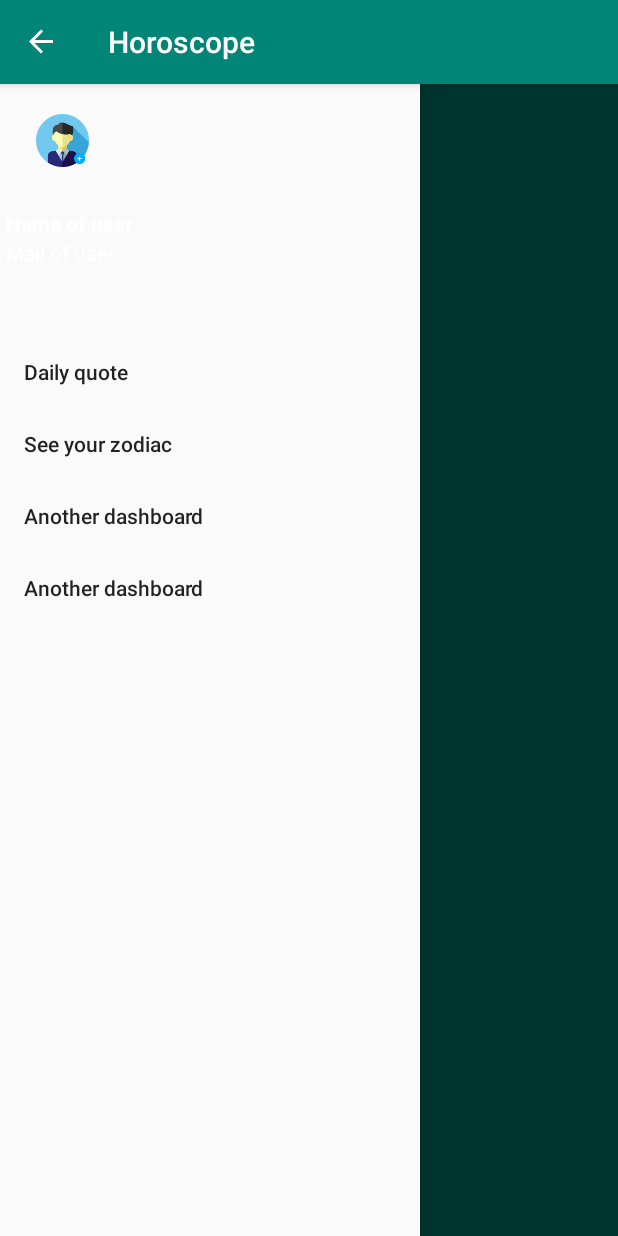
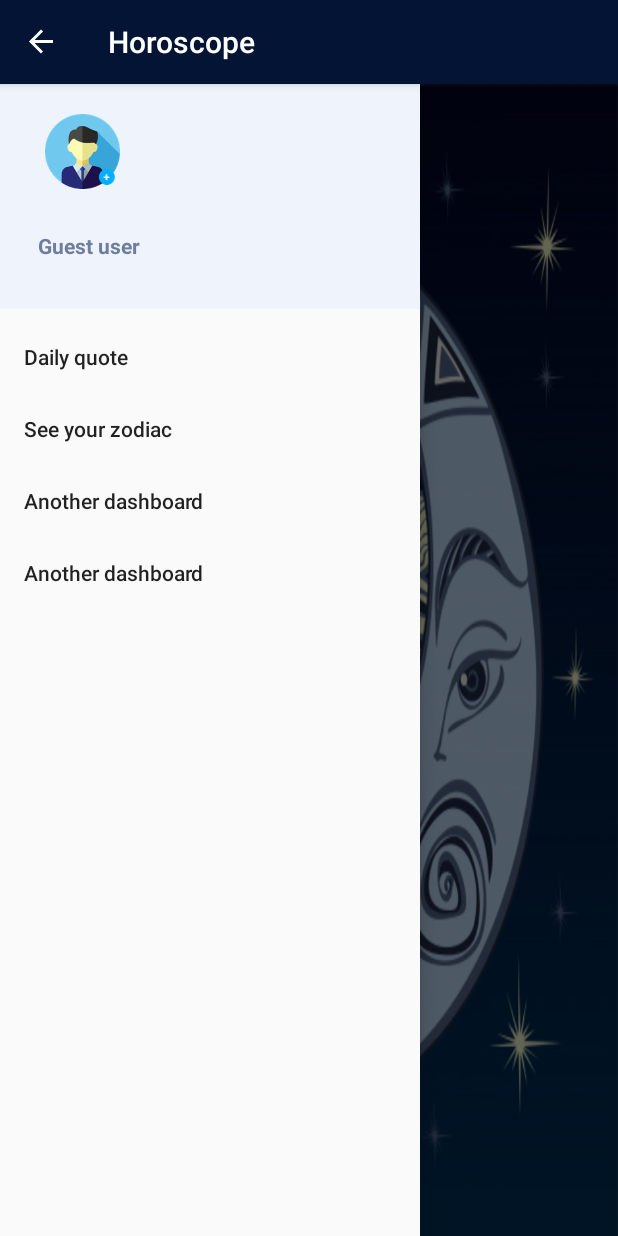
Before and after one commit to ailoaeicristina/HoroscopeApp, an Android app: the HomeActivity screen opened directly, with no data from a screen before it, with the side drawer open, on a phone screen of 412 x 824 dp. Run offline under Robolectric (Android 15) with nearby library versions, the phone set to English and light mode, and no system bars; our stand-ins replace Firebase (no records; nobody signed in at launch, a user with empty details on screens opened directly); pictures from the network do not load.

Commit message:
Make some design changes

```diff
--- a/app/build.gradle
+++ b/app/build.gradle
@@ -25,6 +25,9 @@ dependencies {
     implementation 'com.google.firebase:firebase-auth:16.0.1'
     //firebase storage
     implementation 'com.google.firebase:firebase-storage:16.0.1'
+    // glide library
+    implementation 'com.github.bumptech.glide:glide:4.8.0'
+    annotationProcessor 'com.github.bumptech.glide:compiler:4.8.0'
 
     //retrofit
     implementation 'com.squareup.retrofit2:retrofit:2.5.0'
--- a/app/src/main/java/com/example/myhoroscope/Activities/HomeActivity.java
+++ b/app/src/main/java/com/example/myhoroscope/Activities/HomeActivity.java
@@ -8,10 +8,19 @@ import android.support.v7.app.ActionBarDrawerToggle;
 import android.support.v7.app.AppCompatActivity;
 import android.os.Bundle;
 import android.view.MenuItem;
+import android.view.View;
+import android.widget.ImageView;
+import android.widget.TextView;
 
+import com.bumptech.glide.Glide;
 import com.example.myhoroscope.R;
+import com.google.firebase.auth.FirebaseAuth;
+import com.google.firebase.auth.FirebaseUser;
 
 public class HomeActivity extends AppCompatActivity implements NavigationView.OnNavigationItemSelectedListener{
+
+    FirebaseAuth auth;
+    FirebaseUser currentUser;
 
     private DrawerLayout myDrawerLayout;
     private ActionBarDrawerToggle myToggle;
@@ -27,6 +36,10 @@ public class HomeActivity extends AppCompatActivity implements NavigationView.On
         myToggle.syncState();
         getSupportActionBar().setDisplayHomeAsUpEnabled(true);
 
+        auth = FirebaseAuth.getInstance();
+        currentUser = auth.getCurrentUser();
+
+      //  updateHeader();
         setNavigationViewListener();
     }
 
@@ -65,5 +78,19 @@ public class HomeActivity extends AppCompatActivity implements NavigationView.On
         startActivity(intent);
     }
 
+   /* public void updateHeader() {
 
+        NavigationView navigationView = findViewById(R.id.navigation);
+        View headerView  = navigationView.getHeaderView(0);
+
+        TextView navName = headerView.findViewById(R.id.header_name);
+        TextView navMail = headerView.findViewById(R.id.header_mail);
+        ImageView navImg = headerView.findViewById(R.id.header_picture);
+
+        navName.setText(currentUser.getDisplayName());
+        navMail.setText(currentUser.getEmail());
+
+        Glide.with(this).load(currentUser.getPhotoUrl()).into(navImg);
+
+    }*/
 }
--- a/app/src/main/java/com/example/myhoroscope/Activities/MainActivity.java
+++ b/app/src/main/java/com/example/myhoroscope/Activities/MainActivity.java
@@ -51,7 +51,6 @@ public class MainActivity extends AppCompatActivity implements NavigationView.On
         int id = item.getItemId();
 
         if(id == R.id.logindb) openLoginActivity();
-        if(id == R.id.dailyquoutedb) openQuoteActivity();
         if(id == R.id.zodiacdb) openZodiacActivity();
 
         return true;
@@ -62,11 +61,6 @@ public class MainActivity extends AppCompatActivity implements NavigationView.On
         startActivity(intent);
     }
 
-    public void openQuoteActivity() {
-        Intent intent = new Intent(this, QuoteActivity.class);
-        startActivity(intent);
-    }
-
     public void openZodiacActivity() {
         Intent intent = new Intent(this, ZodiacActivity.class);
         startActivity(intent);
--- a/app/src/main/res/layout/activity_home.xml
+++ b/app/src/main/res/layout/activity_home.xml
@@ -9,7 +9,7 @@
     tools:context=".Activities.HomeActivity">
 
     <LinearLayout
-        android:background="@color/colorPrimary"
+        android:background="@drawable/horo5"
         android:layout_width="match_parent"
         android:layout_height="match_parent">
 
@@ -17,7 +17,7 @@
 
     <android.support.design.widget.NavigationView
         android:id="@+id/navigation2"
-        app:headerLayout="@layout/header"
+        app:headerLayout="@layout/header_guest"
         android:layout_width="wrap_content"
         android:layout_height="match_parent"
         app:menu="@menu/drawermenu"
--- a/app/src/main/res/layout/activity_main.xml
+++ b/app/src/main/res/layout/activity_main.xml
@@ -9,7 +9,7 @@
     tools:context=".Activities.MainActivity">
 
     <LinearLayout
-        android:background="@color/colorPrimary"
+        android:background="@drawable/horo5"
         android:layout_width="match_parent"
         android:layout_height="match_parent">
 
@@ -17,7 +17,7 @@
 
     <android.support.design.widget.NavigationView
         android:id="@+id/navigation"
-        app:headerLayout="@layout/header"
+        app:headerLayout="@layout/header_guest"
         android:layout_width="wrap_content"
         android:layout_height="match_parent"
         app:menu="@menu/drawermenunologin"
--- a/app/src/main/res/layout/activity_register.xml
+++ b/app/src/main/res/layout/activity_register.xml
@@ -91,7 +91,7 @@
 
     <Button
         android:id="@+id/registerBtn"
-        android:layout_width="wrap_content"
+        android:layout_width="150dp"
         android:layout_height="wrap_content"
         android:layout_marginStart="8dp"
         android:layout_marginTop="8dp"
--- a/app/src/main/res/layout/activity_zodiac.xml
+++ b/app/src/main/res/layout/activity_zodiac.xml
@@ -11,6 +11,8 @@
         android:id="@+id/zodiacRecyclerView"
         android:layout_width="match_parent"
         android:layout_height="match_parent"
+        android:layout_margin="10dp"
+        android:padding="5dp"
         android:layout_centerHorizontal="true"
         android:layout_centerVertical="true">
     </android.support.v7.widget.RecyclerView>
--- a/app/src/main/res/layout/header.xml
+++ /dev/null
@@ -1,32 +0,0 @@
-<?xml version="1.0" encoding="utf-8"?>
-<LinearLayout xmlns:android="http://schemas.android.com/apk/res/android"
-    android:orientation="vertical"
-    android:layout_width="match_parent"
-    android:layout_height="160dp">
-  <!--  android:background="@drawable/headerbg">-->
-
-    <ImageView
-        android:src="@drawable/userphoto"
-        android:layout_width="75dp"
-        android:layout_height="75dp"
-        android:padding="20dp"
-        android:layout_marginLeft="4dp"/>
-
-    <TextView
-        android:layout_width="wrap_content"
-        android:layout_height="wrap_content"
-        android:text="Name of user"
-        android:textColor="#fff"
-        android:textStyle="bold"
-        android:layout_marginTop="8dp"
-        android:layout_marginLeft="4dp"/>
-
-    <TextView
-        android:layout_width="wrap_content"
-        android:layout_height="wrap_content"
-        android:text="Mail of user"
-        android:textColor="#fff"
-        android:layout_marginLeft="4dp"/>
-
-
-</LinearLayout>
--- /dev/null
+++ b/app/src/main/res/layout/header_guest.xml
@@ -0,0 +1,25 @@
+<?xml version="1.0" encoding="utf-8"?>
+<LinearLayout xmlns:android="http://schemas.android.com/apk/res/android"
+    android:orientation="vertical"
+    android:layout_width="match_parent"
+    android:layout_height="150dp"
+    android:background="#EFF3FC"
+    >
+
+    <ImageView
+        android:src="@drawable/userphoto"
+        android:layout_width="90dp"
+        android:layout_height="90dp"
+        android:padding="20dp"
+        android:layout_marginLeft="10dp"/>
+
+    <TextView
+        android:layout_width="wrap_content"
+        android:layout_height="wrap_content"
+        android:text="Guest user"
+        android:textColor="#6E7E9C"
+        android:textStyle="bold"
+        android:layout_marginTop="8dp"
+        android:layout_marginLeft="25dp"/>
+
+</LinearLayout>
--- a/app/src/main/res/menu/drawermenunologin.xml
+++ b/app/src/main/res/menu/drawermenunologin.xml
@@ -2,7 +2,6 @@
 <menu xmlns:android="http://schemas.android.com/apk/res/android">
 
     <item android:id="@+id/logindb" android:title="Login" />
-    <item android:id="@+id/dailyquoutedb" android:title="Daily quote" />
     <item android:id="@+id/zodiacdb" android:title="See your zodiac" />
     <item android:id="@+id/db" android:title="Another dashboard" />
     <item android:id="@+id/db2" android:title="Another dashboard" />
--- a/app/src/main/res/values/colors.xml
+++ b/app/src/main/res/values/colors.xml
@@ -1,6 +1,6 @@
 <?xml version="1.0" encoding="utf-8"?>
 <resources>
-    <color name="colorPrimary">#008577</color>
-    <color name="colorPrimaryDark">#00574B</color>
+    <color name="colorPrimary">#041434</color>
+    <color name="colorPrimaryDark">#586275</color>
     <color name="colorAccent">#D81B60</color>
 </resources>
--- a/build.gradle
+++ b/build.gradle
@@ -4,6 +4,7 @@ buildscript {
     repositories {
         google()
         jcenter()
+        mavenCentral()
 
     }
     dependencies {
```
Also changed, not shown: app/src/main/java/com/example/myhoroscope/Activities/LoginActivity.java (+0 -12 lines), app/src/main/java/com/example/myhoroscope/Activities/QuoteActivity.java (+23 -10 lines), app/src/main/res/layout/activity_quote.xml (+63 -4 lines), app/src/main/res/layout/activity_zodiac_item_recycler.xml (deleted, +0 -60 lines), app/src/main/res/layout/header_loggedin.xml (added, +36 -0 lines), app/src/main/res/drawable/headerback.jpg (added), app/src/main/res/drawable/horo5.jpg (added).
